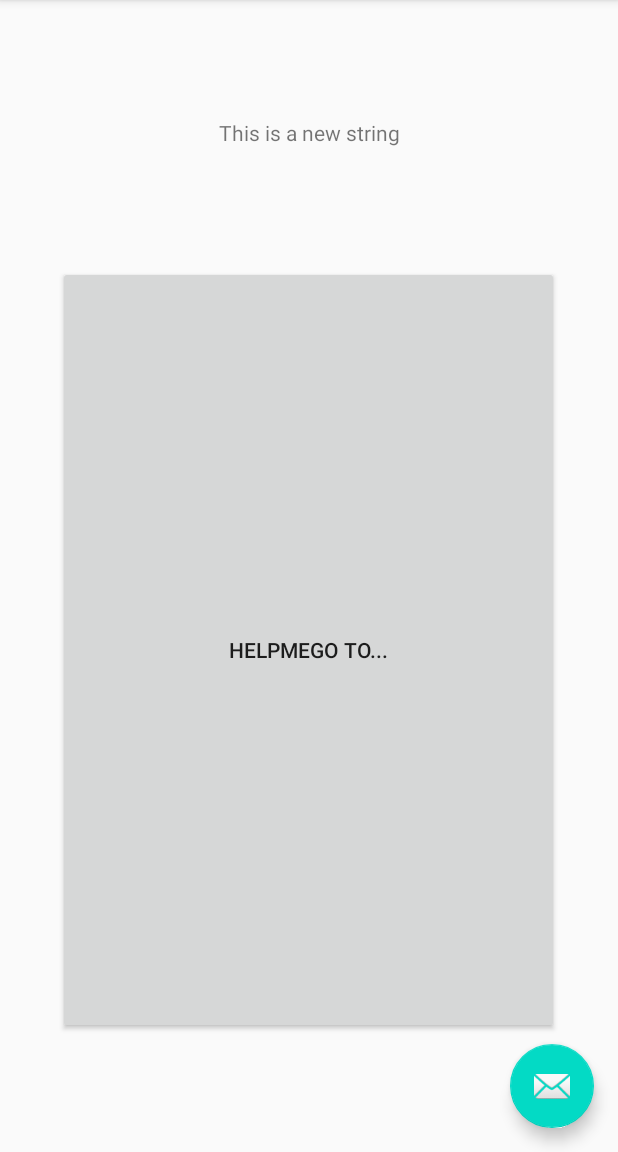
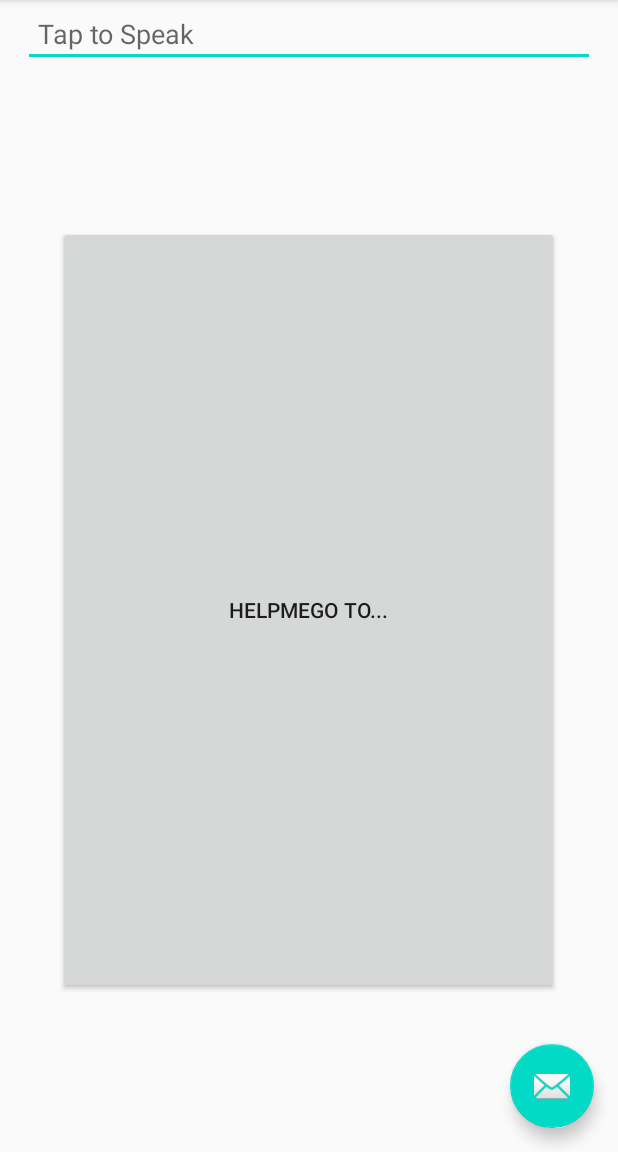
Before and after one commit to CincoSwim/HelpMeGo-Java, an Android app: the screen it shows after launch (MainActivity), on a phone screen of 412 x 824 dp, the part 84-1236 px from its top. Run offline under Robolectric (Android 15) with nearby library versions, the phone set to English and light mode, and no system bars.

Commit message:
attempt at simple implementation of speech recognition with SpeechRecognition API. it's calling the class; it makes the little bell, but haven't gotten text out of it yet.

```diff
--- a/app/build.gradle
+++ b/app/build.gradle
@@ -29,6 +29,8 @@ dependencies {
     implementation 'androidx.constraintlayout:constraintlayout:2.0.4'
     implementation 'androidx.navigation:navigation-fragment:2.3.5'
     implementation 'androidx.navigation:navigation-ui:2.3.5'
+    implementation 'androidx.legacy:legacy-support-v4:1.0.0'
+    implementation 'androidx.lifecycle:lifecycle-extensions:2.1.0'
     testImplementation 'junit:junit:4.12'
     androidTestImplementation 'androidx.test.ext:junit:1.1.2'
     androidTestImplementation 'androidx.test.espresso:espresso-core:3.3.0'
--- a/app/src/main/AndroidManifest.xml
+++ b/app/src/main/AndroidManifest.xml
@@ -1,7 +1,8 @@
 <?xml version="1.0" encoding="utf-8"?>
 <manifest xmlns:android="http://schemas.android.com/apk/res/android"
           package="com.example.helpmego_java">
-
+    <uses-permission android:name="android.permission.RECORD_AUDIO"/>
+    <uses-permission android:name="android.permission.INTERNET"/>
     <application
             android:allowBackup="true"
             android:icon="@mipmap/ic_launcher"
--- a/app/src/main/java/com/example/helpmego_java/FirstFragment.java
+++ b/app/src/main/java/com/example/helpmego_java/FirstFragment.java
@@ -26,6 +26,8 @@ public class FirstFragment extends Fragment {
         view.findViewById(R.id.button_first).setOnClickListener(new View.OnClickListener() {
             @Override
             public void onClick(View view) {
+
+                //do action when clicking first button?
                 NavHostFragment.findNavController(FirstFragment.this)
                         .navigate(R.id.action_FirstFragment_to_SecondFragment);
             }
--- a/app/src/main/java/com/example/helpmego_java/MainActivity.java
+++ b/app/src/main/java/com/example/helpmego_java/MainActivity.java
@@ -1,32 +1,127 @@
 package com.example.helpmego_java;
 
+import android.Manifest;
+import android.content.Intent;
+import android.content.pm.PackageManager;
+import android.os.Build;
 import android.os.Bundle;
+import android.speech.RecognitionListener;
+import android.speech.RecognizerIntent;
+import android.speech.SpeechRecognizer;
+import android.view.MotionEvent;
+import android.widget.EditText;
+import androidx.core.app.ActivityCompat;
+import androidx.core.content.ContextCompat;
 import com.google.android.material.floatingactionbutton.FloatingActionButton;
 import com.google.android.material.snackbar.Snackbar;
 import androidx.appcompat.app.AppCompatActivity;
 import androidx.appcompat.widget.Toolbar;
 import android.view.View;
-
+import android.util.Log;
 import android.view.Menu;
 import android.view.MenuItem;
 
+import java.util.ArrayList;
+import java.util.Locale;
+
 public class MainActivity extends AppCompatActivity {
-
+    private static final String TAG = "MyApp";
+    public static final Integer RecordAudioRequestCode = 1;
+    private EditText editText;
+    private SpeechRecognizer speechRecog;
     @Override
     protected void onCreate(Bundle savedInstanceState) {
         super.onCreate(savedInstanceState);
         setContentView(R.layout.activity_main);
         Toolbar toolbar = findViewById(R.id.toolbar);
+        editText = findViewById(R.id.edit_text);
+
         setSupportActionBar(toolbar);
 
-        FloatingActionButton fab = findViewById(R.id.fab);
-        fab.setOnClickListener(new View.OnClickListener() {
+        //pucko added here
+        if(ContextCompat.checkSelfPermission(this, Manifest.permission.RECORD_AUDIO)!= PackageManager.PERMISSION_GRANTED){
+            checkPermission();
+        }
+        speechRecog = SpeechRecognizer.createSpeechRecognizer(this);
+        final Intent speechRecognizerIntent = new Intent (RecognizerIntent.ACTION_RECOGNIZE_SPEECH);
+        speechRecognizerIntent.putExtra(RecognizerIntent.EXTRA_LANGUAGE_MODEL, RecognizerIntent.LANGUAGE_MODEL_FREE_FORM);
+        speechRecognizerIntent.putExtra(RecognizerIntent.EXTRA_LANGUAGE, Locale.getDefault());
+
+        speechRecog.setRecognitionListener(new RecognitionListener() {
             @Override
-            public void onClick(View view) {
-                Snackbar.make(view, "Replace with your own action", Snackbar.LENGTH_LONG)
-                        .setAction("Action", null).show();
+            public void onReadyForSpeech(Bundle params) {
+
+            }
+
+            @Override
+            public void onBeginningOfSpeech() {
+                editText.setText("");
+                editText.setHint("Listening...");
+            }
+
+            @Override
+            public void onRmsChanged(float rmsdB) {
+
+            }
+
+            @Override
+            public void onBufferReceived(byte[] buffer) {
+
+            }
+
+            @Override
+            public void onEndOfSpeech() {
+
+            }
+
+            @Override
+            public void onError(int error) {
+
+            }
+
+            @Override
+            public void onResults(Bundle results) {
+                    ArrayList<String> data = results.getStringArrayList(SpeechRecognizer.RESULTS_RECOGNITION);
+                    editText.setText(data.get(0));
+            }
+
+            @Override
+            public void onPartialResults(Bundle partialResults) {
+
+            }
+
+            @Override
+            public void onEvent(int eventType, Bundle params) {
+
             }
         });
+
+        FloatingActionButton fab = findViewById(R.id.fab);
+        fab.setOnTouchListener(new View.OnTouchListener() {
+            @Override
+            public boolean onTouch(View v, MotionEvent event) {
+                if(event.getAction() == MotionEvent.ACTION_UP){
+                    speechRecog.stopListening();
+                }if(event.getAction() == MotionEvent.ACTION_DOWN){
+                    speechRecog.startListening(speechRecognizerIntent);
+                }
+                return false;
+            }
+
+
+
+                /*Snackbar.make(view, "Replace with your own action", Snackbar.LENGTH_LONG)
+                        .setAction("Action", null).show();
+            */
+
+        });
+    }
+
+
+    private void checkPermission(){
+        if(Build.VERSION.SDK_INT >= Build.VERSION_CODES.M){
+            ActivityCompat.requestPermissions(this, new String[]{Manifest.permission.RECORD_AUDIO},RecordAudioRequestCode);
+        }
     }
 
     @Override
--- a/app/src/main/res/layout/fragment_first.xml
+++ b/app/src/main/res/layout/fragment_first.xml
@@ -7,23 +7,24 @@
         android:layout_height="match_parent"
         tools:context=".FirstFragment">
 
-    <TextView
-            android:id="@+id/textview_first"
-            android:layout_width="wrap_content"
-            android:layout_height="wrap_content"
-            android:text="@string/test_new_string"
-            app:layout_constraintTop_toTopOf="parent"
-            app:layout_constraintStart_toStartOf="parent"
-            app:layout_constraintEnd_toEndOf="parent"
-            app:layout_constraintBottom_toTopOf="@id/button_first"
-    />
+    <EditText android:id="@+id/edit_text"
+              android:layout_width="match_parent"
+              android:layout_height="wrap_content"
+
+              android:layout_marginRight="15dp"
+              android:layout_marginLeft="15dp"
+              android:hint="Tap to Speak"
+              android:padding="10dp"
+              android:layout_centerInParent = "true" tools:ignore="MissingConstraints"/>
+
+
 
     <Button
             android:id="@+id/button_first"
             android:layout_width="334dp"
             android:layout_height="512dp"
             android:text="@string/HelpMeGo"
-            app:layout_constraintTop_toBottomOf="@id/textview_first"
+            app:layout_constraintTop_toBottomOf="@id/edit_text"
             app:layout_constraintStart_toStartOf="parent"
             app:layout_constraintEnd_toEndOf="parent"
             app:layout_constraintBottom_toBottomOf="parent"
--- a/app/src/main/res/values/strings.xml
+++ b/app/src/main/res/values/strings.xml
@@ -10,4 +10,6 @@
     <string name="test_new_string">This is a new string</string>
     <string name="hello_first_fragment">Hello first fragment</string>
     <string name="hello_second_fragment">Hello second fragment. Arg: %1$s</string>
+    <!-- TODO: Remove or change this placeholder text -->
+    <string name="hello_blank_fragment">Hello blank fragment</string>
 </resources>
```
